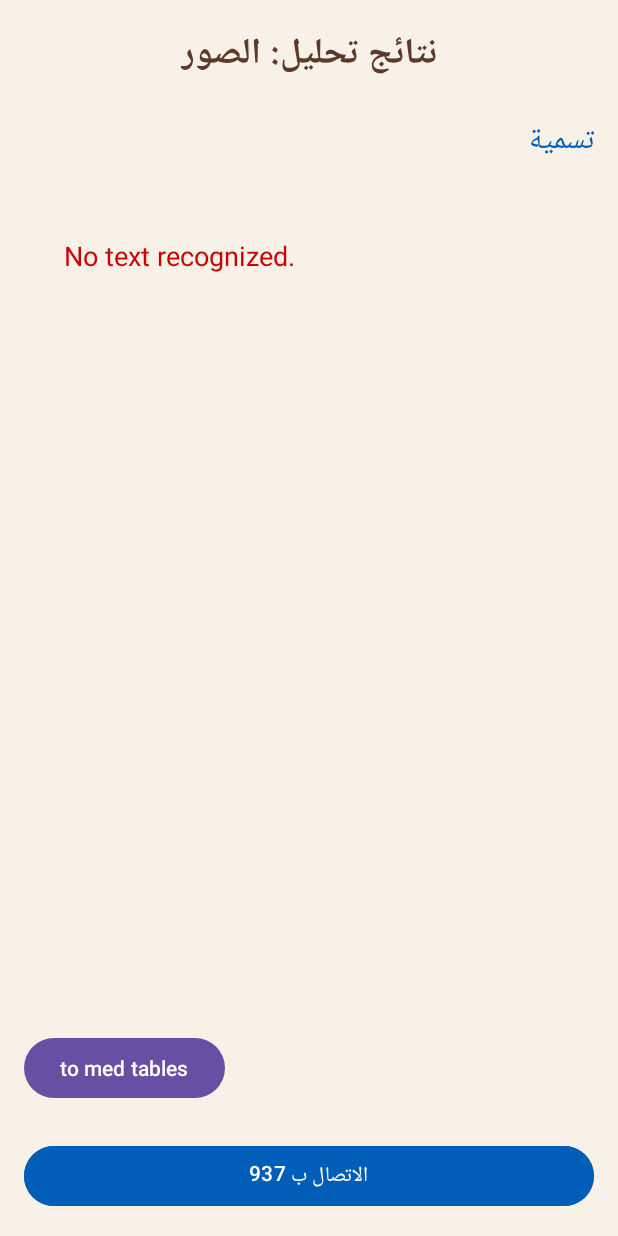
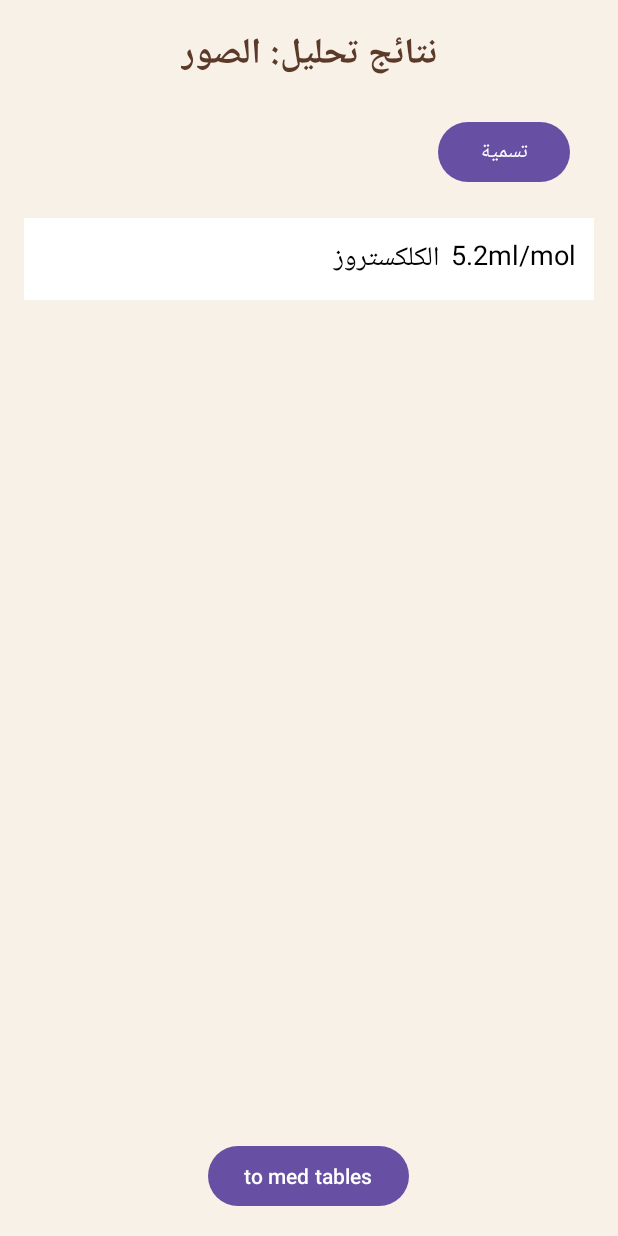
Before and after one commit to saxstr/LABBY, an Android app: the TestResultSc screen opened directly, with no data from a screen before it, on a phone screen of 412 x 824 dp. Run offline under Robolectric (Android 15) with nearby library versions, the light colour scheme and no system bars.

Commit message:
Baraa's_changes

```diff
--- a/app/src/main/java/com/example/gp_test/AddMedTables.java
+++ b/app/src/main/java/com/example/gp_test/AddMedTables.java
@@ -1,3 +1,5 @@
+//addmedtables
+
 package com.example.gp_test;
 
 import android.annotation.SuppressLint;
--- a/app/src/main/java/com/example/gp_test/MedTablesSc.java
+++ b/app/src/main/java/com/example/gp_test/MedTablesSc.java
@@ -1,3 +1,5 @@
+//medtables
+
 package com.example.gp_test;
 
 import android.annotation.SuppressLint;
--- a/app/src/main/java/com/example/gp_test/TestResultSc.java
+++ b/app/src/main/java/com/example/gp_test/TestResultSc.java
@@ -1,84 +1,117 @@
+//testresult
+
 package com.example.gp_test;
 
-import android.annotation.SuppressLint;
 import android.content.Intent;
+import android.content.SharedPreferences;
 import android.os.Bundle;
 import android.view.View;
 import android.widget.Button;
+import android.widget.EditText;
 import android.widget.LinearLayout;
 import android.widget.TextView;
 
-import androidx.activity.EdgeToEdge;
 import androidx.appcompat.app.AppCompatActivity;
-import androidx.core.graphics.Insets;
-import androidx.core.view.ViewCompat;
-import androidx.core.view.WindowInsetsCompat;
 
 public class TestResultSc extends AppCompatActivity {
     private Button toTables;
+    private Button renameButton;
 
-    @SuppressLint("MissingInflatedId")
     @Override
     protected void onCreate(Bundle savedInstanceState) {
         super.onCreate(savedInstanceState);
-        EdgeToEdge.enable(this);
-        setContentView(R.layout.testresult_sc);
+        setContentView(R.layout.testresult_sc); // Ensure this matches your XML layout name
 
-        // Get the OCR results from the Intent
-        String recognizedText = getIntent().getStringExtra("recognizedText");
+        // Initialize buttons
+        renameButton = findViewById(R.id.rename1);
+        toTables = findViewById(R.id.tables);
 
-        // Find the parent container for dynamic blocks
-        LinearLayout dynamicContainer = findViewById(R.id.dynamicContainer);
+        // Set up rename button functionality
+        renameButton.setOnClickListener(new View.OnClickListener() {
+            @Override
+            public void onClick(View v) {
+                toggleEditingMode();
+            }
+        });
 
-        // Check if recognizedText is null or empty
-        if (recognizedText == null || recognizedText.isEmpty()) {
-            TextView noResultsView = new TextView(this);
-            noResultsView.setText("No text recognized.");
-            noResultsView.setPadding(16, 16, 16, 16);
-            noResultsView.setTextSize(18);
-            noResultsView.setTextColor(getResources().getColor(android.R.color.holo_red_dark));
-            dynamicContainer.addView(noResultsView);
+        // Set up navigation to the tables page
+        toTables.setOnClickListener(new View.OnClickListener() {
+            @Override
+            public void onClick(View v) {
+                Intent intent = new Intent(TestResultSc.this, MedTablesSc.class);
+                startActivity(intent);
+            }
+        });
+
+        // Load saved test names
+        loadTestNames();
+    }
+
+    // Toggle between view and edit modes for test names
+    private void toggleEditingMode() {
+        LinearLayout resultsContainer = findViewById(R.id.results_container);
+        if (resultsContainer == null) {
+            // Prevent crashes if the container is not found
             return;
         }
 
-        // Split the recognized text into lines
-        String[] lines = recognizedText.split("\n");
+        for (int i = 0; i < resultsContainer.getChildCount(); i++) {
+            View child = resultsContainer.getChildAt(i);
 
-        // Dynamically create a block for each line
-        for (String line : lines) {
-            // Create a new LinearLayout for the block
-            LinearLayout blockLayout = new LinearLayout(this);
-            blockLayout.setOrientation(LinearLayout.HORIZONTAL);
+            if (child instanceof LinearLayout) {
+                TextView testNameText = child.findViewById(R.id.test_name_text);
+                EditText testNameEdit = child.findViewById(R.id.test_name_edit);
 
-            // Set layout parameters for spacing
-            LinearLayout.LayoutParams blockParams = new LinearLayout.LayoutParams(
-                    LinearLayout.LayoutParams.MATCH_PARENT,
-                    LinearLayout.LayoutParams.WRAP_CONTENT
-            );
-            blockParams.setMargins(8, 8, 8, 8); // Add spacing between blocks
-            blockLayout.setLayoutParams(blockParams);
+                if (testNameText != null && testNameEdit != null) {
+                    if (testNameText.getVisibility() == View.VISIBLE) {
+                        // Switch to editing mode
+                        testNameText.setVisibility(View.GONE);
+                        testNameEdit.setVisibility(View.VISIBLE);
+                        testNameEdit.requestFocus();
+                    } else {
+                        // Save changes and switch back to view mode
+                        String newName = testNameEdit.getText().toString().trim();
+                        testNameText.setText(newName);
+                        testNameEdit.setVisibility(View.GONE);
+                        testNameText.setVisibility(View.VISIBLE);
 
-            // Create a TextView for the line
-            TextView textView = new TextView(this);
-            textView.setText(line);
-            textView.setPadding(16, 16, 16, 16);
-            textView.setTextSize(16);
-            textView.setBackgroundColor(getResources().getColor(android.R.color.white));
-            textView.setTextColor(getResources().getColor(android.R.color.black));
+                        // Save the new name locally
+                        saveTestNameLocally(i, newName);
+                    }
+                }
+            }
+        }
+    }
 
-            // Add the TextView to the block layout
-            blockLayout.addView(textView);
+    // Save test name locally using SharedPreferences
+    private void saveTestNameLocally(int index, String newName) {
+        SharedPreferences preferences = getSharedPreferences("TestResults", MODE_PRIVATE);
+        SharedPreferences.Editor editor = preferences.edit();
+        editor.putString("test_name_" + index, newName);
+        editor.apply();
+    }
 
-            // Add the block layout to the parent container
-            dynamicContainer.addView(blockLayout);
+    // Load test names from SharedPreferences
+    private void loadTestNames() {
+        LinearLayout resultsContainer = findViewById(R.id.results_container);
+        if (resultsContainer == null) {
+            return; // Prevent crashes if the container is not found
         }
 
-        // Navigation button logic (if needed)
-        Button toTables = findViewById(R.id.tables);
-        toTables.setOnClickListener(v -> {
-            Intent intent = new Intent(TestResultSc.this, MedTablesSc.class);
-            startActivity(intent);
-        });
+        SharedPreferences preferences = getSharedPreferences("TestResults", MODE_PRIVATE);
+
+        for (int i = 0; i < resultsContainer.getChildCount(); i++) {
+            View child = resultsContainer.getChildAt(i);
+
+            if (child instanceof LinearLayout) {
+                TextView testNameText = child.findViewById(R.id.test_name_text);
+                if (testNameText != null) {
+                    String savedName = preferences.getString("test_name_" + i, null);
+                    if (savedName != null) {
+                        testNameText.setText(savedName);
+                    }
+                }
+            }
+        }
     }
-
 }
--- a/app/src/main/res/layout/testresult_sc.xml
+++ b/app/src/main/res/layout/testresult_sc.xml
@@ -1,6 +1,5 @@
 <?xml version="1.0" encoding="utf-8"?>
-<LinearLayout
-    xmlns:android="http://schemas.android.com/apk/res/android"
+<LinearLayout xmlns:android="http://schemas.android.com/apk/res/android"
     xmlns:tools="http://schemas.android.com/tools"
     android:id="@+id/main"
     android:layout_width="match_parent"
@@ -18,50 +17,78 @@
         android:textSize="24sp"
         android:textColor="#5B3A29"
         android:textStyle="bold"
-        android:layout_gravity="center"
+        android:layout_gravity="center_horizontal"
         android:layout_marginBottom="20dp" />
 
-    <!-- Subtitle -->
-    <TextView
+    <!-- Rename Button -->
+    <Button
+        android:id="@+id/rename1"
         android:layout_width="wrap_content"
         android:layout_height="wrap_content"
         android:text="تسمية"
-        android:textSize="20sp"
-        android:textColor="#005EB8"
         android:layout_gravity="end"
+        android:layout_marginEnd="16dp"
         android:layout_marginBottom="20dp" />
 
-    <!-- Scrollable Results Section -->
-    <ScrollView
+    <!-- Results Container -->
+    <LinearLayout
+        android:id="@+id/results_container"
         android:layout_width="match_parent"
         android:layout_height="0dp"
         android:layout_weight="1"
-        android:padding="16dp">
+        android:orientation="vertical">
 
+        <!-- Test Entry -->
         <LinearLayout
-            android:id="@+id/dynamicContainer"
             android:layout_width="match_parent"
             android:layout_height="wrap_content"
-            android:orientation="vertical">
+            android:padding="12dp"
+            android:background="@android:color/white"
+            android:layout_marginBottom="12dp"
+            android:gravity="start">
+
+            <FrameLayout
+                android:layout_width="0dp"
+                android:layout_height="wrap_content"
+                android:layout_weight="1">
+
+                <!-- Test Name TextView -->
+                <TextView
+                    android:id="@+id/test_name_text"
+                    android:layout_width="match_parent"
+                    android:layout_height="wrap_content"
+                    android:text="الكلكستروز"
+                    android:textSize="18sp"
+                    android:textColor="#000000"
+                    android:visibility="visible" />
+
+                <!-- Editable Test Name -->
+                <EditText
+                    android:id="@+id/test_name_edit"
+                    android:layout_width="match_parent"
+                    android:layout_height="wrap_content"
+                    android:text="الكلكستروز"
+                    android:textSize="18sp"
+                    android:textColor="#000000"
+                    android:visibility="gone" />
+            </FrameLayout>
+
+            <TextView
+                android:layout_width="wrap_content"
+                android:layout_height="wrap_content"
+                android:text="5.2ml/mol"
+                android:textSize="18sp"
+                android:textColor="#000000"
+                android:layout_marginStart="8dp" />
         </LinearLayout>
-    </ScrollView>
+    </LinearLayout>
 
-    <!-- Button to Navigate to Medical Tables -->
+    <!-- Navigation Button -->
     <Button
         android:id="@+id/tables"
         android:layout_width="wrap_content"
         android:layout_height="wrap_content"
         android:text="to med tables"
-        android:layout_marginBottom="16dp" />
-
-    <!-- Contact Button -->
-    <Button
-        android:id="@+id/contactButton"
-        android:layout_width="match_parent"
-        android:layout_height="wrap_content"
-        android:layout_marginTop="8dp"
-        android:text="الاتصال ب 937"
-        android:textColor="#FFFFFF"
-        android:backgroundTint="#005EB8" />
-
+        android:layout_gravity="center_horizontal"
+        android:layout_marginTop="16dp" />
 </LinearLayout>
```
Also changed, not shown: app/src/main/java/com/example/gp_test/pillsSc.java (+6 -4 lines), app/src/main/res/layout/pills_sc.xml (+6 -5 lines).
